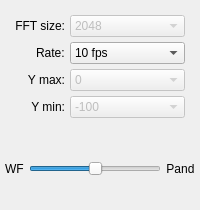
Old version of the form qtgui/dockfft.ui in the repository gqrx-sdr/gqrx.
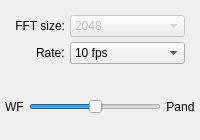
New version of the form. Icons and pictures are not drawn.

Commit message: Remove Ymin and Ymax from FFT settings window.

Diff of the .ui file:
```diff
--- a/qtgui/dockfft.ui
+++ b/qtgui/dockfft.ui
@@ -7,7 +7,7 @@
     <x>0</x>
     <y>0</y>
     <width>200</width>
-    <height>210</height>
+    <height>140</height>
    </rect>
   </property>
   <property name="windowIcon">
@@ -33,6 +33,9 @@
     </property>
     <item>
      <layout class="QFormLayout" name="fftSettingsFormLayout">
+      <property name="fieldGrowthPolicy">
+       <enum>QFormLayout::AllNonFixedFieldsGrow</enum>
+      </property>
       <property name="labelAlignment">
        <set>Qt::AlignRight|Qt::AlignTrailing|Qt::AlignVCenter</set>
       </property>
@@ -104,98 +107,6 @@
         </item>
        </widget>
       </item>
-      <item row="2" column="0">
-       <widget class="QLabel" name="fftMaxLabel">
-        <property name="text">
-         <string>Y max:</string>
-        </property>
-        <property name="alignment">
-         <set>Qt::AlignRight|Qt::AlignTrailing|Qt::AlignVCenter</set>
-        </property>
-       </widget>
-      </item>
-      <item row="2" column="1">
-       <widget class="QComboBox" name="fftMaxComboBox">
-        <property name="enabled">
-         <bool>false</bool>
-        </property>
-        <property name="toolTip">
-         <string>Upper limit for Y-axis on FFT plot</string>
-        </property>
-        <property name="currentIndex">
-         <number>1</number>
-        </property>
-        <item>
-         <property name="text">
-          <string>20</string>
-         </property>
-        </item>
-        <item>
-         <property name="text">
-          <string>0</string>
-         </property>
-        </item>
-        <item>
-         <property name="text">
-          <string>-20</string>
-         </property>
-        </item>
-        <item>
-         <property name="text">
-          <string>-40</string>
-         </property>
-        </item>
-       </widget>
-      </item>
-      <item row="3" column="0">
-       <widget class="QLabel" name="fftMinLabel">
-        <property name="sizePolicy">
-         <sizepolicy hsizetype="Preferred" vsizetype="Preferred">
-          <horstretch>0</horstretch>
-          <verstretch>0</verstretch>
-         </sizepolicy>
-        </property>
-        <property name="text">
-         <string>Y min:</string>
-        </property>
-        <property name="alignment">
-         <set>Qt::AlignRight|Qt::AlignTrailing|Qt::AlignVCenter</set>
-        </property>
-       </widget>
-      </item>
-      <item row="3" column="1">
-       <widget class="QComboBox" name="fftMinComboBox">
-        <property name="enabled">
-         <bool>false</bool>
-        </property>
-        <property name="toolTip">
-         <string>Lower limit for Y-axis on FFT plot</string>
-        </property>
-        <property name="currentIndex">
-         <number>2</number>
-        </property>
-        <item>
-         <property name="text">
-          <string>-60</string>
-         </property>
-        </item>
-        <item>
-         <property name="text">
-          <string>-80</string>
-         </property>
-        </item>
-        <item>
-         <property name="text">
-          <string>-100</string>
-         </property>
-        </item>
-        <item>
-         <property name="text">
-          <string>-120</string>
-         </property>
-        </item>
-       </widget>
-      </item>
       <item row="1" column="0">
        <widget class="QLabel" name="fftRateLabel">
         <property name="text">
```
